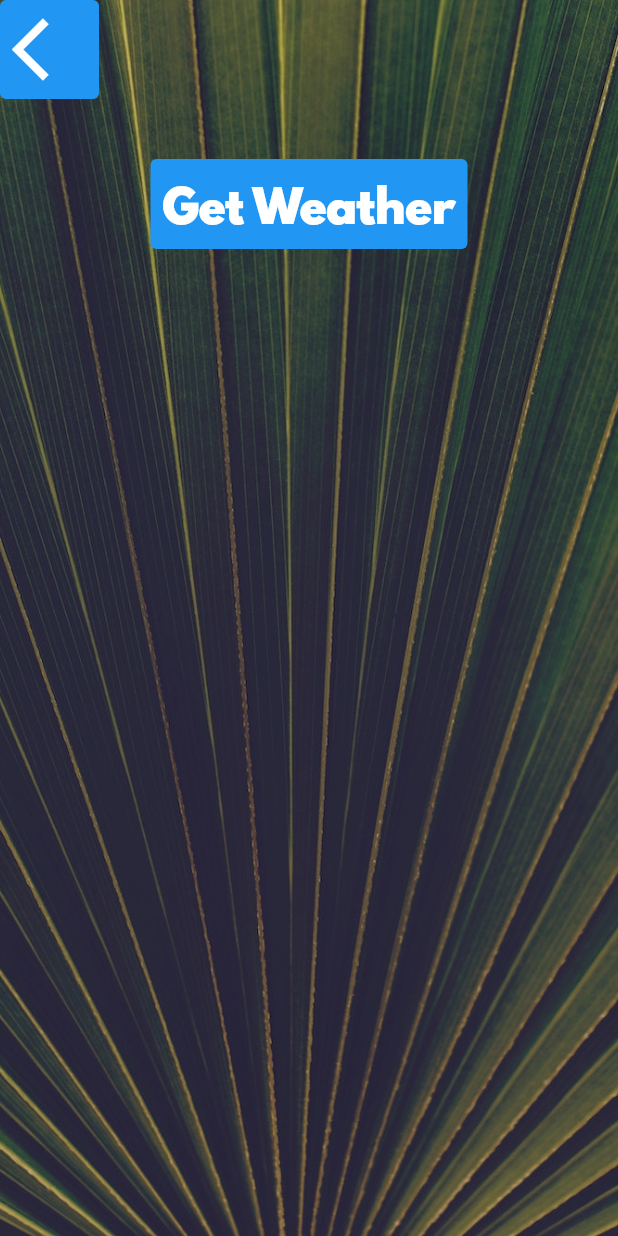
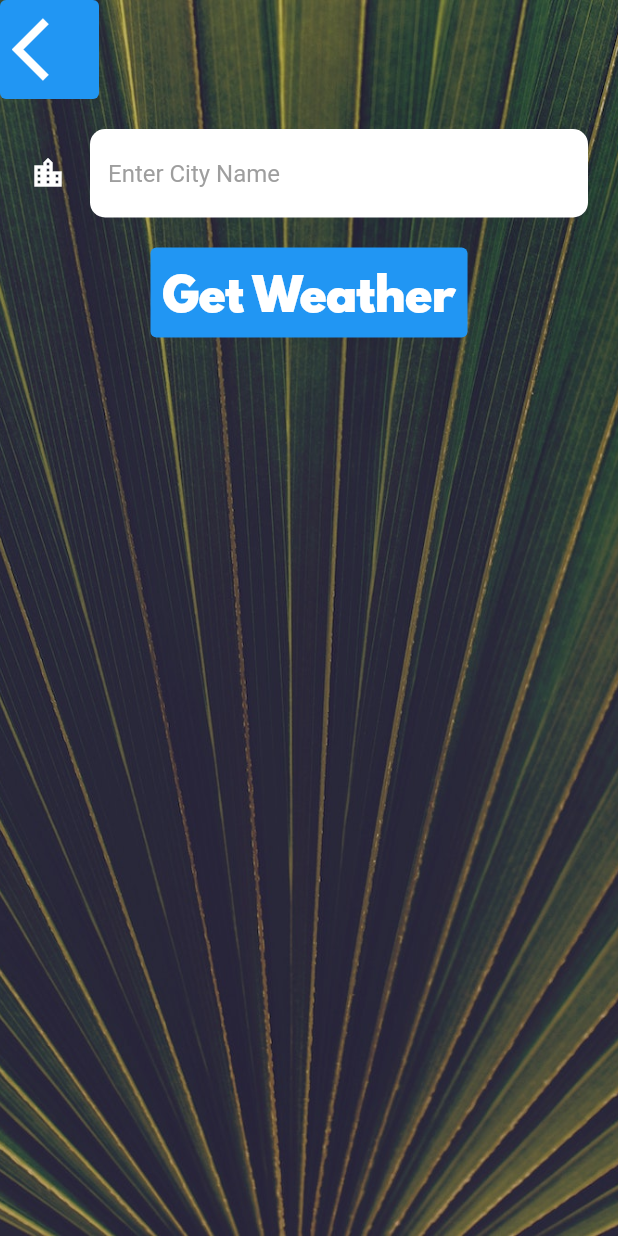
Before and after one commit to dastagg/LAB-F-clima, a Flutter app: the CityScreen screen opened directly, on a phone screen of 412 x 824 dp. Run offline on Flutter 3.47's test engine with Material 2 defaults, Android fonts, the phone set to English and light mode, and no system bars; our stand-ins replace flutter_spinkit, geolocator.

Commit message:
Chapter 13-14 Completed.

```diff
--- a/lib/screens/city_screen.dart
+++ b/lib/screens/city_screen.dart
@@ -39,7 +39,15 @@ class _CityScreenState extends State<CityScreen> {
               ),
               Container(
                 padding: const EdgeInsets.all(20.0),
-                child: null,
+                child: TextField(
+                  style: const TextStyle(
+                    color: Colors.black,
+                  ),
+                  decoration: kInputDecoration,
+                  onChanged: (textvalue) {
+                    print(textvalue);
+                  },
+                ),
               ),
               TextButton(
                 style: TextButton.styleFrom(
--- a/lib/screens/loading_screen.dart
+++ b/lib/screens/loading_screen.dart
@@ -1,8 +1,6 @@
 import 'package:flutter/material.dart';
 import 'package:flutter_spinkit/flutter_spinkit.dart';
 
-import '../services/location.dart';
-import '../services/networking.dart';
 import 'location_screen.dart';
 import '../services/weather.dart';
 
--- a/lib/services/weather.dart
+++ b/lib/services/weather.dart
@@ -2,8 +2,8 @@ import 'location.dart';
 import 'networking.dart';
 import '../auth/secrets.dart';
 
-const String apiKey = OpenWeatherAPIKey;
-const String OpenWeatherMapURL =
+const String apiKey = openWeatherAPIKey;
+const String openWeatherMapURL =
     'https://api.openweathermap.org/data/2.5/weather';
 const String weatherUnits = 'metric';
 
@@ -15,7 +15,7 @@ class WeatherModel {
     double longitude = location.longitude ?? -83.9232;
 
     NetworkHelper networkHelper = NetworkHelper(
-        '$OpenWeatherMapURL?lat=$latitude&lon=$longitude&appid=$apiKey&units=$weatherUnits');
+        '$openWeatherMapURL?lat=$latitude&lon=$longitude&appid=$apiKey&units=$weatherUnits');
 
     var weatherData = await networkHelper.getData();
 
--- a/lib/utilities/constants.dart
+++ b/lib/utilities/constants.dart
@@ -18,3 +18,22 @@ const kButtonTextStyle = TextStyle(
 const kConditionTextStyle = TextStyle(
   fontSize: 100.0,
 );
+
+
+
+const kInputDecoration = InputDecoration(
+  filled: true,
+  fillColor: Colors.white,
+  icon: Icon(Icons.location_city,
+    color: Colors.white,
+  ),
+  hintText: 'Enter City Name',
+  hintStyle: TextStyle(
+    color: Colors.grey,
+  ),
+  border: OutlineInputBorder(
+    borderRadius: BorderRadius.all(Radius.circular(10.0),
+    ),
+    borderSide: BorderSide.none,
+  ),
+);
```
Also changed, not shown: lib/screens/location_screen.dart (+11 -1 lines).
